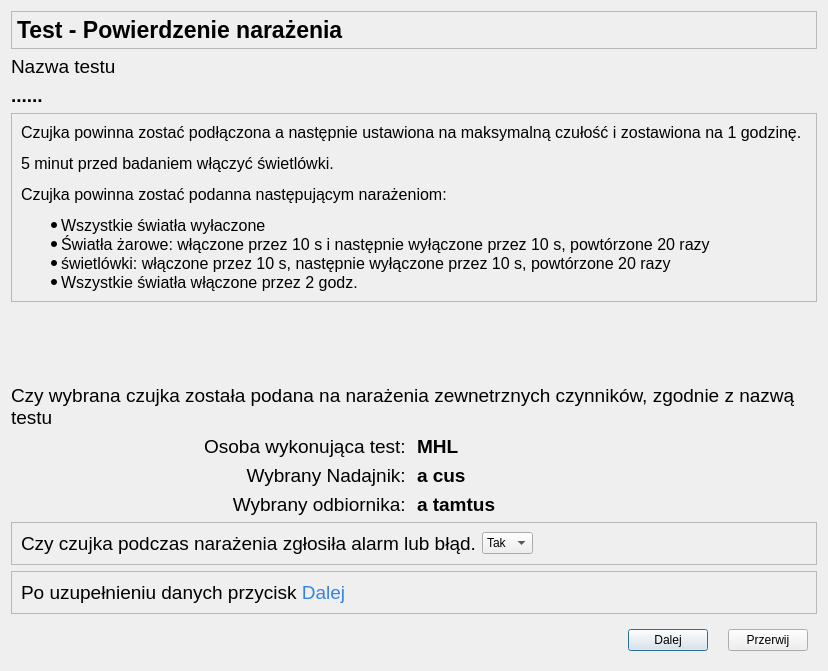
Before: the Qt Designer form CzujkiLinioweApp/oknopotwierdzenienarazenia.ui in wiacekmarcin/CzujkiLiniowe, drawn with Qt 5.
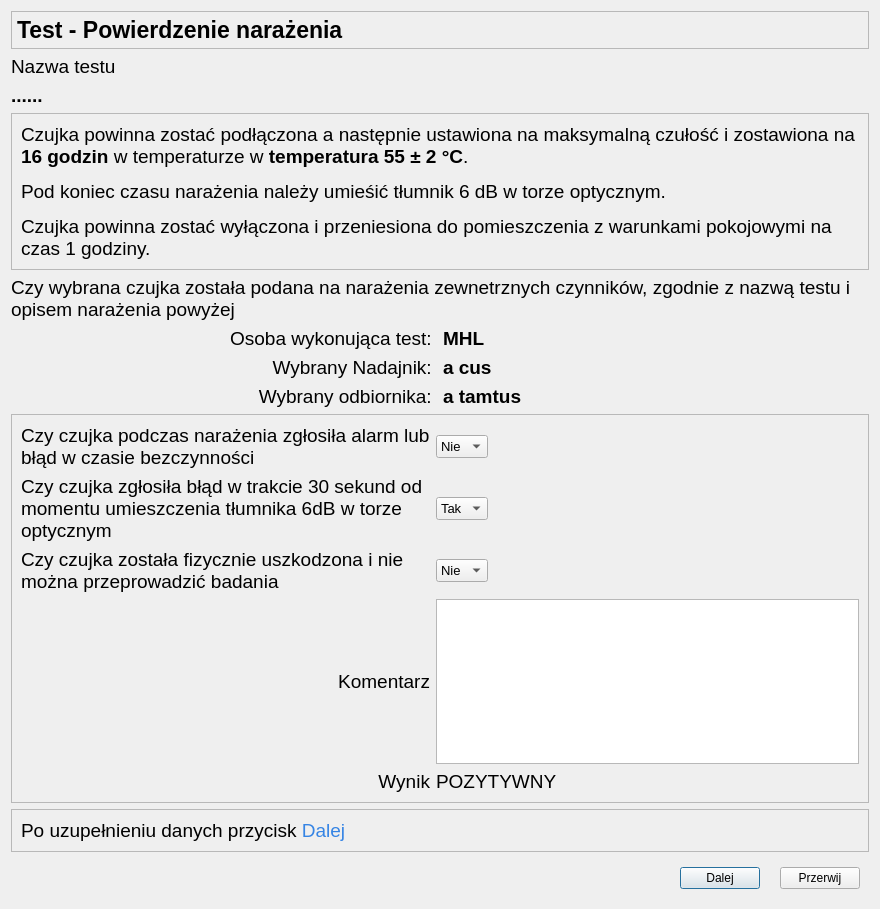
After: the same form once the commit is applied. Icons and pictures are not drawn.

```diff
--- a/CzujkiLinioweApp/oknopotwierdzenienarazenia.ui
+++ b/CzujkiLinioweApp/oknopotwierdzenienarazenia.ui
@@ -6,138 +6,26 @@
    <rect>
     <x>0</x>
     <y>0</y>
-    <width>828</width>
-    <height>671</height>
+    <width>880</width>
+    <height>909</height>
    </rect>
   </property>
+  <property name="minimumSize">
+   <size>
+    <width>880</width>
+    <height>600</height>
+   </size>
+  </property>
+  <property name="maximumSize">
+   <size>
+    <width>1319</width>
+    <height>1200</height>
+   </size>
+  </property>
   <property name="windowTitle">
    <string>Parametry Testu - potwierdzenie wykonanych czynności</string>
   </property>
   <layout class="QGridLayout" name="gridLayout">
-   <item row="11" column="0" colspan="2">
-    <widget class="QWidget" name="widget" native="true">
-     <layout class="QHBoxLayout" name="horizontalLayout_3">
-      <property name="spacing">
-       <number>20</number>
-      </property>
-      <item>
-       <spacer name="horizontalSpacer">
-        <property name="orientation">
-         <enum>Qt::Horizontal</enum>
-        </property>
-        <property name="sizeHint" stdset="0">
-         <size>
-          <width>349</width>
-          <height>20</height>
-         </size>
-        </property>
-       </spacer>
-      </item>
-      <item>
-       <widget class="QPushButton" name="pbDalej">
-        <property name="text">
-         <string>Dalej</string>
-        </property>
-        <property name="icon">
-         <iconset theme="media-playback-start">
-          <normaloff>.</normaloff>.</iconset>
-        </property>
-       </widget>
-      </item>
-      <item>
-       <widget class="QPushButton" name="pbPrzerwij">
-        <property name="text">
-         <string>Przerwij</string>
-        </property>
-        <property name="icon">
-         <iconset theme="media-playback-stop">
-          <normaloff>.</normaloff>.</iconset>
-        </property>
-       </widget>
-      </item>
-     </layout>
-    </widget>
-   </item>
-   <item row="8" column="0">
-    <widget class="QLabel" name="eReceiver">
-     <property name="font">
-      <font>
-       <pointsize>14</pointsize>
-      </font>
-     </property>
-     <property name="text">
-      <string>Wybrany odbiornika: </string>
-     </property>
-     <property name="alignment">
-      <set>Qt::AlignRight|Qt::AlignTrailing|Qt::AlignVCenter</set>
-     </property>
-    </widget>
-   </item>
-   <item row="7" column="1">
-    <widget class="QLabel" name="numerNadajnika">
-     <property name="font">
-      <font>
-       <pointsize>14</pointsize>
-       <bold>true</bold>
-      </font>
-     </property>
-     <property name="text">
-      <string>a cus</string>
-     </property>
-    </widget>
-   </item>
-   <item row="4" column="0">
-    <spacer name="verticalSpacer">
-     <property name="orientation">
-      <enum>Qt::Vertical</enum>
-     </property>
-     <property name="sizeHint" stdset="0">
-      <size>
-       <width>20</width>
-       <height>40</height>
-      </size>
-     </property>
-    </spacer>
-   </item>
-   <item row="1" column="0">
-    <widget class="QLabel" name="lTestName">
-     <property name="font">
-      <font>
-       <pointsize>14</pointsize>
-      </font>
-     </property>
-     <property name="text">
-      <string>Nazwa testu</string>
-     </property>
-     <property name="alignment">
-      <set>Qt::AlignLeading|Qt::AlignLeft|Qt::AlignVCenter</set>
-     </property>
-    </widget>
-   </item>
-   <item row="3" column="0" colspan="2">
-    <widget class="QFrame" name="fr_rozproszoneSwiatlo">
-     <property name="frameShape">
-      <enum>QFrame::StyledPanel</enum>
-     </property>
-     <property name="frameShadow">
-      <enum>QFrame::Raised</enum>
-     </property>
-     <layout class="QHBoxLayout" name="horizontalLayout_4">
-      <item>
-       <widget class="QLabel" name="label">
-        <property name="font">
-         <font>
-          <pointsize>12</pointsize>
-         </font>
-        </property>
-        <property name="text">
-         <string>&lt;html&gt;&lt;head/&gt;&lt;body&gt;&lt;p&gt;Czujka powinna zostać podłączona a następnie ustawiona na maksymalną czułość i zostawiona na 1 godzinę.&lt;/p&gt;&lt;p&gt;5 minut przed badaniem włączyć świetlówki.&lt;/p&gt;&lt;p&gt;Czujka powinna zostać podanna następującym narażeniom:&lt;/p&gt;&lt;ul style=&quot;margin-top: 0px; margin-bottom: 0px; margin-left: 0px; margin-right: 0px; -qt-list-indent: 1;&quot;&gt;&lt;li style=&quot; margin-top:12px; margin-bottom:0px; margin-left:0px; margin-right:0px; -qt-block-indent:0; text-indent:0px;&quot;&gt;Wszystkie światła wyłaczone&lt;/li&gt;&lt;li style=&quot; margin-top:0px; margin-bottom:0px; margin-left:0px; margin-right:0px; -qt-block-indent:0; text-indent:0px;&quot;&gt;Światła żarowe: włączone przez 10 s i następnie wyłączone przez 10 s, powtórzone 20 razy&lt;/li&gt;&lt;li style=&quot; margin-top:0px; margin-bottom:0px; margin-left:0px; margin-right:0px; -qt-block-indent:0; text-indent:0px;&quot;&gt;świetlówki: włączone przez 10 s, następnie wyłączone przez 10 s, powtórzone 20 razy&lt;/li&gt;&lt;li style=&quot; margin-top:0px; margin-bottom:12px; margin-left:0px; margin-right:0px; -qt-block-indent:0; text-indent:0px;&quot;&gt;Wszystkie światła włączone przez 2 godz.&lt;/li&gt;&lt;/ul&gt;&lt;/body&gt;&lt;/html&gt;</string>
-        </property>
-       </widget>
-      </item>
-     </layout>
-    </widget>
-   </item>
    <item row="0" column="0" colspan="2">
     <widget class="QFrame" name="frame">
      <property name="maximumSize">
@@ -187,6 +75,87 @@
      </layout>
     </widget>
    </item>
+   <item row="6" column="0">
+    <widget class="QLabel" name="lOsobaWykonujacaTest">
+     <property name="font">
+      <font>
+       <pointsize>14</pointsize>
+      </font>
+     </property>
+     <property name="text">
+      <string>Osoba wykonująca test: </string>
+     </property>
+     <property name="alignment">
+      <set>Qt::AlignRight|Qt::AlignTrailing|Qt::AlignVCenter</set>
+     </property>
+    </widget>
+   </item>
+   <item row="11" column="0" colspan="2">
+    <widget class="QFrame" name="frame_2">
+     <property name="frameShape">
+      <enum>QFrame::StyledPanel</enum>
+     </property>
+     <property name="frameShadow">
+      <enum>QFrame::Raised</enum>
+     </property>
+     <layout class="QHBoxLayout" name="horizontalLayout_2">
+      <item>
+       <widget class="QLabel" name="infonext">
+        <property name="font">
+         <font>
+          <pointsize>14</pointsize>
+         </font>
+        </property>
+        <property name="text">
+         <string>&lt;html&gt;&lt;head/&gt;&lt;body&gt;&lt;p&gt;Po uzupełnieniu danych przycisk&lt;span style=&quot; color:#3584e4;&quot;&gt; Dalej&lt;/span&gt;&lt;/p&gt;&lt;/body&gt;&lt;/html&gt;</string>
+        </property>
+       </widget>
+      </item>
+     </layout>
+    </widget>
+   </item>
+   <item row="3" column="0" colspan="2">
+    <widget class="QFrame" name="fr_rozproszoneSwiatlo">
+     <property name="frameShape">
+      <enum>QFrame::StyledPanel</enum>
+     </property>
+     <property name="frameShadow">
+      <enum>QFrame::Raised</enum>
+     </property>
+     <layout class="QHBoxLayout" name="horizontalLayout_4">
+      <item>
+       <widget class="QLabel" name="narazenie">
+        <property name="font">
+         <font>
+          <pointsize>12</pointsize>
+         </font>
+        </property>
+        <property name="text">
+         <string>&lt;html&gt;&lt;head/&gt;&lt;body&gt;&lt;p&gt;&lt;span style=&quot; font-size:14pt;&quot;&gt;Czujka powinna zostać podłączona a następnie ustawiona na maksymalną czułość i zostawiona na &lt;/span&gt;&lt;span style=&quot; font-size:14pt; font-weight:700;&quot;&gt;16 godzin&lt;/span&gt;&lt;span style=&quot; font-size:14pt;&quot;&gt; w temperaturze w &lt;/span&gt;&lt;span style=&quot; font-size:14pt; font-weight:700;&quot;&gt;temperatura 55 ± 2 °C&lt;/span&gt;&lt;span style=&quot; font-size:14pt;&quot;&gt;.&lt;/span&gt;&lt;/p&gt;&lt;p&gt;&lt;span style=&quot; font-size:14pt;&quot;&gt;Pod koniec czasu narażenia należy umieśić tłumnik 6 dB w torze optycznym. &lt;/span&gt;&lt;/p&gt;&lt;p&gt;&lt;span style=&quot; font-size:14pt;&quot;&gt;Czujka powinna zostać wyłączona i przeniesiona do pomieszczenia z warunkami pokojowymi na czas 1 godziny. &lt;/span&gt;&lt;/p&gt;&lt;/body&gt;&lt;/html&gt;</string>
+        </property>
+        <property name="wordWrap">
+         <bool>true</bool>
+        </property>
+       </widget>
+      </item>
+     </layout>
+    </widget>
+   </item>
+   <item row="8" column="0">
+    <widget class="QLabel" name="eReceiver">
+     <property name="font">
+      <font>
+       <pointsize>14</pointsize>
+      </font>
+     </property>
+     <property name="text">
+      <string>Wybrany odbiornika: </string>
+     </property>
+     <property name="alignment">
+      <set>Qt::AlignRight|Qt::AlignTrailing|Qt::AlignVCenter</set>
+     </property>
+    </widget>
+   </item>
    <item row="5" column="0" colspan="2">
     <widget class="QLabel" name="label_4">
      <property name="font">
@@ -195,28 +164,13 @@
       </font>
      </property>
      <property name="text">
-      <string>Czy wybrana czujka została podana na narażenia zewnetrznych czynników, zgodnie z nazwą testu</string>
+      <string>Czy wybrana czujka została podana na narażenia zewnetrznych czynników, zgodnie z nazwą testu i opisem narażenia powyżej</string>
      </property>
      <property name="wordWrap">
       <bool>true</bool>
      </property>
     </widget>
    </item>
-   <item row="6" column="0">
-    <widget class="QLabel" name="lOsobaWykonujacaTest">
-     <property name="font">
-      <font>
-       <pointsize>14</pointsize>
-      </font>
-     </property>
-     <property name="text">
-      <string>Osoba wykonująca test: </string>
-     </property>
-     <property name="alignment">
-      <set>Qt::AlignRight|Qt::AlignTrailing|Qt::AlignVCenter</set>
-     </property>
-    </widget>
-   </item>
    <item row="6" column="1">
     <widget class="QLabel" name="osobaWykonujacaTest">
      <property name="font">
@@ -230,6 +184,21 @@
      </property>
     </widget>
    </item>
+   <item row="1" column="0">
+    <widget class="QLabel" name="lTestName">
+     <property name="font">
+      <font>
+       <pointsize>14</pointsize>
+      </font>
+     </property>
+     <property name="text">
+      <string>Nazwa testu</string>
+     </property>
+     <property name="alignment">
+      <set>Qt::AlignLeading|Qt::AlignLeft|Qt::AlignVCenter</set>
+     </property>
+    </widget>
+   </item>
    <item row="8" column="1">
     <widget class="QLabel" name="numerReceiver">
      <property name="font">
@@ -243,6 +212,50 @@
      </property>
     </widget>
    </item>
+   <item row="12" column="0" colspan="2">
+    <widget class="QWidget" name="widget" native="true">
+     <layout class="QHBoxLayout" name="horizontalLayout_3">
+      <property name="spacing">
+       <number>20</number>
+      </property>
+      <item>
+       <spacer name="horizontalSpacer">
+        <property name="orientation">
+         <enum>Qt::Horizontal</enum>
+        </property>
+        <property name="sizeHint" stdset="0">
+         <size>
+          <width>349</width>
+          <height>20</height>
+         </size>
+        </property>
+       </spacer>
+      </item>
+      <item>
+       <widget class="QPushButton" name="pbDalej">
+        <property name="text">
+         <string>Dalej</string>
+        </property>
+        <property name="icon">
+         <iconset theme="media-playback-start">
+          <normaloff>.</normaloff>.</iconset>
+        </property>
+       </widget>
+      </item>
+      <item>
+       <widget class="QPushButton" name="pbPrzerwij">
+        <property name="text">
+         <string>Przerwij</string>
+        </property>
+        <property name="icon">
+         <iconset theme="media-playback-stop">
+          <normaloff>.</normaloff>.</iconset>
+        </property>
+       </widget>
+      </item>
+     </layout>
+    </widget>
+   </item>
    <item row="2" column="0" colspan="2">
     <widget class="QLabel" name="testName">
      <property name="font">
@@ -271,32 +284,34 @@
      </property>
     </widget>
    </item>
-   <item row="10" column="0" colspan="2">
-    <widget class="QFrame" name="frame_2">
-     <property name="frameShape">
-      <enum>QFrame::StyledPanel</enum>
+   <item row="7" column="1">
+    <widget class="QLabel" name="numerNadajnika">
+     <property name="font">
+      <font>
+       <pointsize>14</pointsize>
+       <bold>true</bold>
+      </font>
      </property>
-     <property name="frameShadow">
-      <enum>QFrame::Raised</enum>
+     <property name="text">
+      <string>a cus</string>
      </property>
-     <layout class="QHBoxLayout" name="horizontalLayout_2">
-      <item>
-       <widget class="QLabel" name="infonext">
-        <property name="font">
-         <font>
-          <pointsize>14</pointsize>
-         </font>
-        </property>
-        <property name="text">
-         <string>&lt;html&gt;&lt;head/&gt;&lt;body&gt;&lt;p&gt;Po uzupełnieniu danych przycisk&lt;span style=&quot; color:#3584e4;&quot;&gt; Dalej&lt;/span&gt;&lt;/p&gt;&lt;/body&gt;&lt;/html&gt;</string>
-        </property>
-       </widget>
-      </item>
-     </layout>
     </widget>
    </item>
+   <item row="4" column="0">
+    <spacer name="verticalSpacer">
+     <property name="orientation">
+      <enum>Qt::Vertical</enum>
+     </property>
+     <property name="sizeHint" stdset="0">
+      <size>
+       <width>20</width>
+       <height>40</height>
+      </size>
+     </property>
+    </spacer>
+   </item>
    <item row="9" column="0" colspan="2">
-    <widget class="QFrame" name="frame_3">
+    <widget class="QFrame" name="frame_potwierdzenienarazenia">
      <property name="frameShape">
       <enum>QFrame::StyledPanel</enum>
      </property>
@@ -305,43 +320,202 @@
      </property>
      <layout class="QGridLayout" name="gridLayout_2">
       <item row="0" column="0">
-       <widget class="QLabel" name="label_2">
+       <widget class="QLabel" name="etAlarm">
         <property name="font">
          <font>
           <pointsize>14</pointsize>
          </font>
         </property>
         <property name="text">
-         <string>Czy czujka podczas narażenia zgłosiła alarm lub błąd.</string>
+         <string>Czy czujka podczas narażenia zgłosiła alarm lub błąd w czasie bezczynności</string>
+        </property>
+        <property name="wordWrap">
+         <bool>true</bool>
         </property>
        </widget>
       </item>
       <item row="0" column="1">
-       <widget class="QComboBox" name="cbAlarmYesNo">
+       <layout class="QHBoxLayout" name="horizontalLayout_5">
         <item>
-         <property name="text">
-          <string>Tak</string>
-         </property>
+         <widget class="QComboBox" name="cbAlarmYesNo">
+          <property name="font">
+           <font>
+            <pointsize>10</pointsize>
+           </font>
+          </property>
+          <item>
+           <property name="text">
+            <string>Nie</string>
+           </property>
+          </item>
+          <item>
+           <property name="text">
+            <string>Tak</string>
+           </property>
+          </item>
+         </widget>
         </item>
         <item>
-         <property name="text">
-          <string>Nie</string>
-         </property>
+         <spacer name="horizontalSpacer_2">
+          <property name="orientation">
+           <enum>Qt::Horizontal</enum>
+          </property>
+          <property name="sizeHint" stdset="0">
+           <size>
+            <width>40</width>
+            <height>20</height>
+           </size>
+          </property>
+         </spacer>
         </item>
+       </layout>
+      </item>
+      <item row="1" column="0">
+       <widget class="QLabel" name="etTlumnik">
+        <property name="font">
+         <font>
+          <pointsize>14</pointsize>
+         </font>
+        </property>
+        <property name="text">
+         <string>Czy czujka zgłosiła błąd w trakcie 30 sekund od momentu umieszczenia tłumnika 6dB w torze optycznym</string>
+        </property>
+        <property name="wordWrap">
+         <bool>true</bool>
+        </property>
        </widget>
       </item>
-      <item row="0" column="2">
-       <spacer name="horizontalSpacer_2">
-        <property name="orientation">
-         <enum>Qt::Horizontal</enum>
+      <item row="1" column="1">
+       <layout class="QHBoxLayout" name="horizontalLayout_6">
+        <item>
+         <widget class="QComboBox" name="cbTlumnik">
+          <property name="font">
+           <font>
+            <pointsize>10</pointsize>
+           </font>
+          </property>
+          <item>
+           <property name="text">
+            <string>Tak</string>
+           </property>
+          </item>
+          <item>
+           <property name="text">
+            <string>Nie</string>
+           </property>
+          </item>
+         </widget>
+        </item>
+        <item>
+         <spacer name="horizontalSpacer_3">
+          <property name="orientation">
+           <enum>Qt::Horizontal</enum>
+          </property>
+          <property name="sizeHint" stdset="0">
+           <size>
+            <width>40</width>
+            <height>20</height>
+           </size>
+          </property>
+         </spacer>
+        </item>
+       </layout>
+      </item>
+      <item row="2" column="0">
+       <widget class="QLabel" name="etUszkodzenie">
+        <property name="font">
+         <font>
+          <pointsize>14</pointsize>
+         </font>
         </property>
-        <property name="sizeHint" stdset="0">
-         <size>
-          <width>40</width>
-          <height>20</height>
-         </size>
+        <property name="text">
+         <string>Czy czujka została fizycznie uszkodzona i nie można przeprowadzić badania</string>
         </property>
-       </spacer>
+        <property name="wordWrap">
+         <bool>true</bool>
+        </property>
+       </widget>
+      </item>
+      <item row="2" column="1">
+       <layout class="QHBoxLayout" name="horizontalLayout_61">
+        <item>
+         <widget class="QComboBox" name="cbUszkodzenie">
+          <property name="font">
+           <font>
+            <pointsize>10</pointsize>
+           </font>
+          </property>
+          <item>
+           <property name="text">
+            <string>Nie</string>
+           </property>
+          </item>
+          <item>
+           <property name="text">
+            <string>Tak</string>
+           </property>
+          </item>
+         </widget>
+        </item>
+        <item>
+         <spacer name="horizontalSpacer_31">
+          <property name="orientation">
+           <enum>Qt::Horizontal</enum>
+          </property>
+          <property name="sizeHint" stdset="0">
+           <size>
+            <width>40</width>
+            <height>20</height>
+           </size>
+          </property>
+         </spacer>
+        </item>
+       </layout>
+      </item>
+      <item row="3" column="0">
+       <widget class="QLabel" name="label_3">
+        <property name="font">
+         <font>
+          <pointsize>14</pointsize>
+         </font>
+        </property>
+        <property name="text">
+         <string>Komentarz</string>
+        </property>
+        <property name="alignment">
+         <set>Qt::AlignRight|Qt::AlignTrailing|Qt::AlignVCenter</set>
+        </property>
+       </widget>
+      </item>
+      <item row="3" column="1">
+       <widget class="QPlainTextEdit" name="komentarz"/>
+      </item>
+      <item row="4" column="0">
+       <widget class="QLabel" name="etWynik">
+        <property name="font">
+         <font>
+          <pointsize>14</pointsize>
+         </font>
+        </property>
+        <property name="text">
+         <string>Wynik</string>
+        </property>
+        <property name="alignment">
+         <set>Qt::AlignRight|Qt::AlignTrailing|Qt::AlignVCenter</set>
+        </property>
+       </widget>
+      </item>
+      <item row="4" column="1">
+       <widget class="QLabel" name="wynik_narazenia">
+        <property name="font">
+         <font>
+          <pointsize>14</pointsize>
+         </font>
+        </property>
+        <property name="text">
+         <string>POZYTYWNY</string>
+        </property>
+       </widget>
       </item>
      </layout>
     </widget>
```
